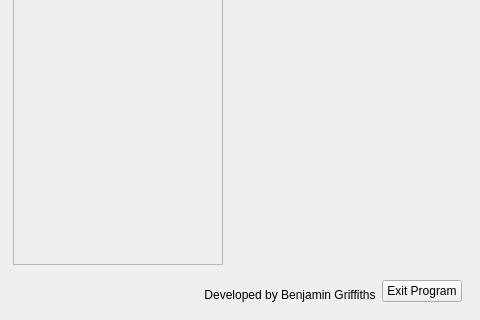
The window that GUI/gui.ui (mohamedadel96e/MATE-ROV-2025-GUI) describes before a commit, drawn with Qt 5; both pictures show x 614 to 1094 and y 486 to 806 of the 1094 by 806 pixel window.
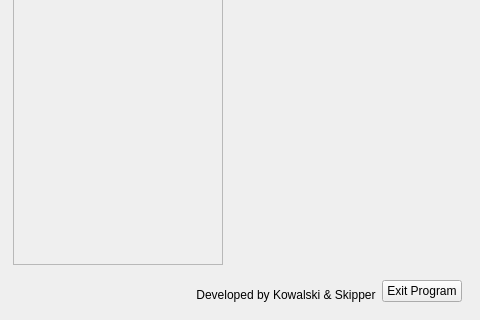
The same window after the commit.

The edit to the form file:
```diff
--- a/GUI/gui.ui
+++ b/GUI/gui.ui
@@ -1056,7 +1056,7 @@
               <item>
                <widget class="QLabel" name="label_14">
                 <property name="text">
-                 <string>Developed by Benjamin Griffiths</string>
+                 <string>Developed by Kowalski &amp; Skipper</string>
                 </property>
                 <property name="alignment">
                  <set>Qt::AlignBottom|Qt::AlignHCenter</set>
```
